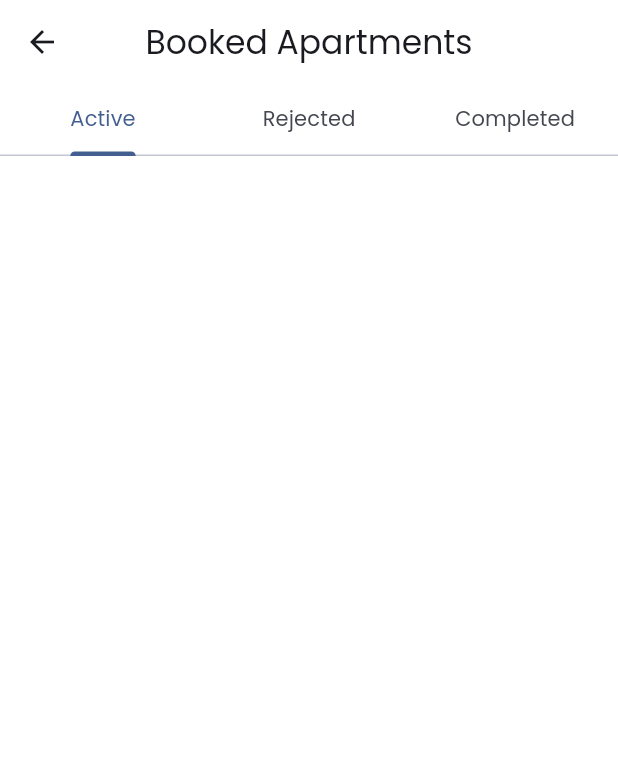
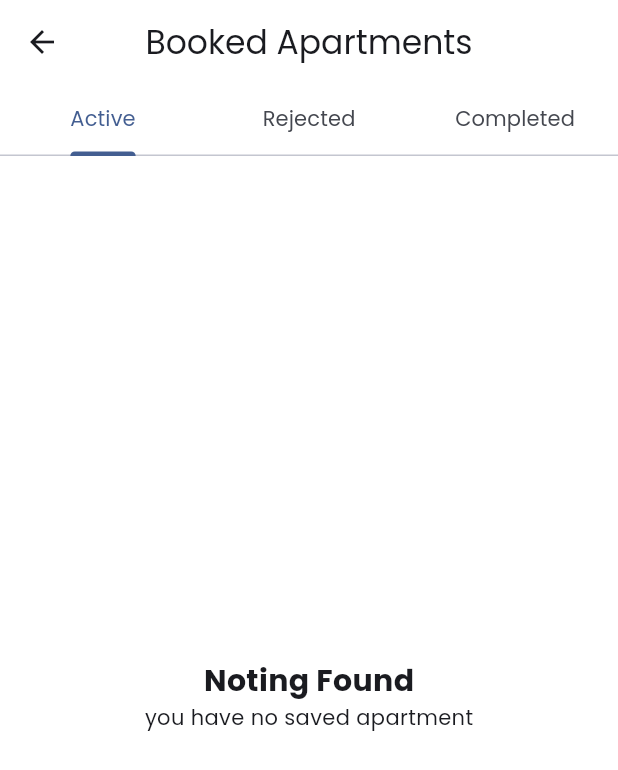
Before and after one commit to AmanuelDemelash/beit_rent, a Flutter app: the BookingView screen opened by its route, on a phone screen of 412 x 824 dp. Shown: the top 770 px of the screen. Run offline on Flutter 3.47's test engine with Material 3 defaults, Android fonts, the phone set to English and light mode, and no system bars; our stand-ins replace cached_network_image, carousel_indicator, carousel_slider, country_code_picker, font_awesome_flutter, get and 3 more; accounts and stored records are empty; network calls fail.

Commit message:
booking functionlality

```diff
--- a/lib/app/modules/booking/views/booking_view.dart
+++ b/lib/app/modules/booking/views/booking_view.dart
@@ -32,11 +32,22 @@ class BookingView extends GetView<BookingController> {
               color: ColorConstant.primaryColor,
               size:40,
             ),
+          ):controller.bookings.value.isEmpty?const Center(
+            child: Column(
+              mainAxisAlignment: MainAxisAlignment.center,
+              children: [
+                Text('Noting Found',
+                  style: TextStyle(fontSize: 20,fontWeight: FontWeight.bold),
+                ),
+                Text('you have no saved apartment',
+                ),
+              ],
+            ),
           ):
           ListView.builder(
             padding:const EdgeInsets.all(10),
             itemCount: controller.bookings.value.length,
-            itemBuilder: (context, index) =>     Card(
+            itemBuilder: (context, index) => Card(
               color: Colors.white,
               elevation: 0.1,
               child: Container(
```
Also changed, not shown: lib/app/modules/home/controllers/home_controller.dart (+5 -2 lines), lib/app/modules/home/views/home_dashbord_view.dart (+8 -3 lines).
